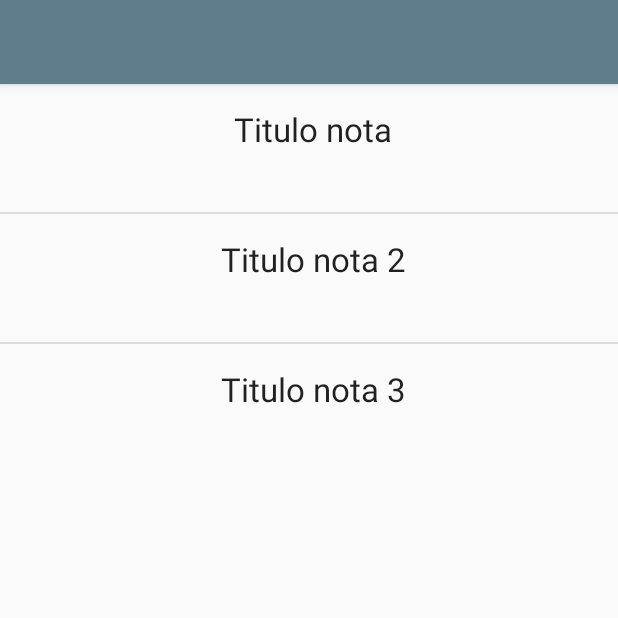
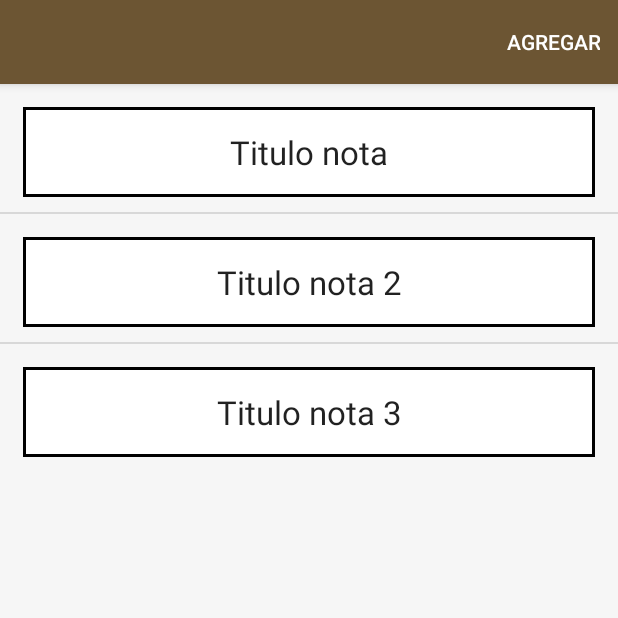
Before and after one commit to MrLubeck/Quicknotes, an Android app: the screen it shows after launch (pantallaPrincipal), on a phone screen of 412 x 824 dp, the top half of it. Run offline under Robolectric (Android 15) with nearby library versions, the phone set to English and light mode, and no system bars.

Commit message:
modificacion del dise;o de como como se muestran las notas en la pantalla principal, se cambio los colores de la aplicacion asi como la modificacion de otros archivos

```diff
--- a/app/src/main/AndroidManifest.xml
+++ b/app/src/main/AndroidManifest.xml
@@ -17,7 +17,10 @@
                 <category android:name="android.intent.category.LAUNCHER" />
             </intent-filter>
         </activity>
-        <activity android:name=".notaDetalleActivity"></activity>
+        <activity android:name=".notaDetalleActivity"
+            android:label="@string/app_name"
+            android:parentActivityName=".pantallaPrincipal"></activity>
+
     </application>
 
 </manifest>
--- /dev/null
+++ b/app/src/main/res/drawable/contorno.xml
@@ -0,0 +1,9 @@
+<?xml version="1.0" encoding="utf-8"?>
+<shape xmlns:android="http://schemas.android.com/apk/res/android" android:shape="rectangle">
+    <solid android:color="@android:color/white" />
+
+    <stroke
+        android:width="2dp"
+        android:color="@android:color/black"
+        android:background="@android:color/white"/>
+</shape>
--- a/app/src/main/res/layout/activity_nota_detalle.xml
+++ b/app/src/main/res/layout/activity_nota_detalle.xml
@@ -5,6 +5,7 @@
     android:id="@+id/contenedor_nota"
     android:layout_width="match_parent"
     android:layout_height="match_parent"
-    tools:context="com.example.daniel.quicknotes.notaDetalleActivity">
+    tools:context="com.example.daniel.quicknotes.notaDetalleActivity"
+    android:background="#f6f6f6">
 
 </LinearLayout>
--- a/app/src/main/res/layout/activity_pantalla_principal.xml
+++ b/app/src/main/res/layout/activity_pantalla_principal.xml
@@ -5,7 +5,8 @@
     android:layout_width="match_parent"
     android:layout_height="match_parent"
     android:fitsSystemWindows="true"
-    tools:context="com.example.daniel.quicknotes.pantallaPrincipal">
+    tools:context="com.example.daniel.quicknotes.pantallaPrincipal"
+    android:background="#ececec">
 
     <android.support.design.widget.AppBarLayout
         android:layout_width="match_parent"
--- a/app/src/main/res/layout/content_pantalla_principal.xml
+++ b/app/src/main/res/layout/content_pantalla_principal.xml
@@ -6,7 +6,9 @@
     android:layout_height="match_parent"
     app:layout_behavior="@string/appbar_scrolling_view_behavior"
     tools:context="com.example.daniel.quicknotes.pantallaPrincipal"
-    tools:showIn="@layout/activity_pantalla_principal">
+    tools:showIn="@layout/activity_pantalla_principal"
+    android:background="#f6f6f6"
+    android:orientation="vertical">
 
     <fragment
         android:id="@+id/listaNotas"
--- a/app/src/main/res/layout/nota_lista.xml
+++ b/app/src/main/res/layout/nota_lista.xml
@@ -3,22 +3,29 @@
     android:layout_width="match_parent"
     android:layout_height="match_parent"
     android:paddingLeft="15dp"
-    android:paddingRight="10dp"
+    android:paddingRight="15dp"
     android:paddingTop="15dp"
     android:paddingBottom="10dp"
-    android:weightSum="1">
+
+
+    android:weightSum="1"
+    android:background="#f6f6f6"
+    android:orientation="vertical">
 
     <TextView
         android:layout_width="match_parent"
         android:layout_height="60dp"
         android:textAppearance="?android:attr/textAppearanceLarge"
         android:text="Titulo nota"
+        android:paddingTop="15dp"
         android:id="@+id/listaTituloNota"
         android:layout_alignParentTop="true"
         android:layout_gravity="top|center_horizontal"
         android:maxLines="1"
         android:textAlignment="center"
-        android:textIsSelectable="true" />
+        android:textIsSelectable="true"
+        android:background="@drawable/contorno"
+        android:allowUndo="true" />
 
 
 </LinearLayout>
--- a/app/src/main/res/menu/menu_main.xml
+++ b/app/src/main/res/menu/menu_main.xml
@@ -1,4 +1,13 @@
 <?xml version="1.0" encoding="utf-8"?>
-<menu xmlns:android="http://schemas.android.com/apk/res/android">
+<menu xmlns:android="http://schemas.android.com/apk/res/android"
+    xmlns:app="http://schemas.android.com/apk/res-auto"
+    xmlns:tools="http://schemas.android.com/tools"
+    tools:context="com.example.daniel.quicknotes.pantallaPrincipal">
+
+    <item
+        android:id="@+id/agregarNota"
+        android:title="Agregar"
+        app:showAsAction="ifRoom"
+        />
 
 </menu>
--- a/app/src/main/res/values/colors.xml
+++ b/app/src/main/res/values/colors.xml
@@ -1,6 +1,6 @@
 <?xml version="1.0" encoding="utf-8"?>
 <resources>
-    <color name="colorPrimary">#eb733f24</color>
+    <color name="colorPrimary">#eb7b4123</color>
     <color name="colorPrimaryDark">#000000</color>
     <color name="colorAccent">#7e5c4b</color>
     <color name="background">#d66c81</color>
--- a/app/src/main/res/values/styles.xml
+++ b/app/src/main/res/values/styles.xml
@@ -3,7 +3,7 @@
     <!-- Base application theme. -->
     <style name="AppTheme" parent="Theme.AppCompat.Light.DarkActionBar">
         <!-- Customize your theme here. -->
-        <item name="colorPrimary">#607D8B</item>
+        <item name="colorPrimary">#6c5533</item>
         <item name="colorPrimaryDark">@color/colorPrimaryDark</item>
         <item name="colorAccent">@color/colorAccent</item>
     </style>
--- a/build.gradle
+++ b/build.gradle
@@ -5,7 +5,7 @@ buildscript {
         jcenter()
     }
     dependencies {
-        classpath 'com.android.tools.build:gradle:2.1.2'
+        classpath 'com.android.tools.build:gradle:2.1.0'
 
         // NOTE: Do not place your application dependencies here; they belong
         // in the individual module build.gradle files
```
Also changed, not shown: app/src/main/java/com/example/daniel/quicknotes/notaDetalleActivity.java (+37 -3 lines), app/src/main/java/com/example/daniel/quicknotes/pantallaPrincipal.java (+31 -0 lines), app/src/main/java/com/example/daniel/quicknotes/vistaNotaFragment.java (+19 -8 lines).
